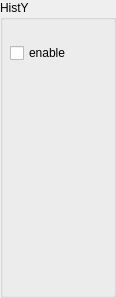
The window that control/histy.ui (jgrahsl/stereovision) describes before a commit, drawn with Qt 5.
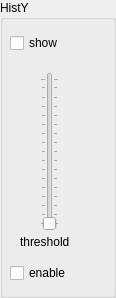
The same window after the commit.

Diff of the .ui file:
```diff
--- a/control/histy.ui
+++ b/control/histy.ui
@@ -32,7 +32,7 @@
    <property name="geometry">
     <rect>
      <x>10</x>
-     <y>40</y>
+     <y>260</y>
      <width>93</width>
      <height>26</height>
     </rect>
@@ -41,6 +41,57 @@
     <string>enable</string>
    </property>
   </widget>
+  <widget class="QSlider" name="verticalSlider">
+   <property name="geometry">
+    <rect>
+     <x>40</x>
+     <y>72</y>
+     <width>19</width>
+     <height>159</height>
+    </rect>
+   </property>
+   <property name="maximum">
+    <number>255</number>
+   </property>
+   <property name="pageStep">
+    <number>16</number>
+   </property>
+   <property name="orientation">
+    <enum>Qt::Vertical</enum>
+   </property>
+   <property name="tickPosition">
+    <enum>QSlider::TicksBothSides</enum>
+   </property>
+   <property name="tickInterval">
+    <number>16</number>
+   </property>
+  </widget>
+  <widget class="QLabel" name="label">
+   <property name="geometry">
+    <rect>
+     <x>20</x>
+     <y>232</y>
+     <width>66</width>
+     <height>20</height>
+    </rect>
+   </property>
+   <property name="text">
+    <string>threshold</string>
+   </property>
+  </widget>
+  <widget class="QCheckBox" name="show">
+   <property name="geometry">
+    <rect>
+     <x>10</x>
+     <y>30</y>
+     <width>93</width>
+     <height>26</height>
+    </rect>
+   </property>
+   <property name="text">
+    <string>show</string>
+   </property>
+  </widget>
  </widget>
  <resources/>
  <connections/>
```
